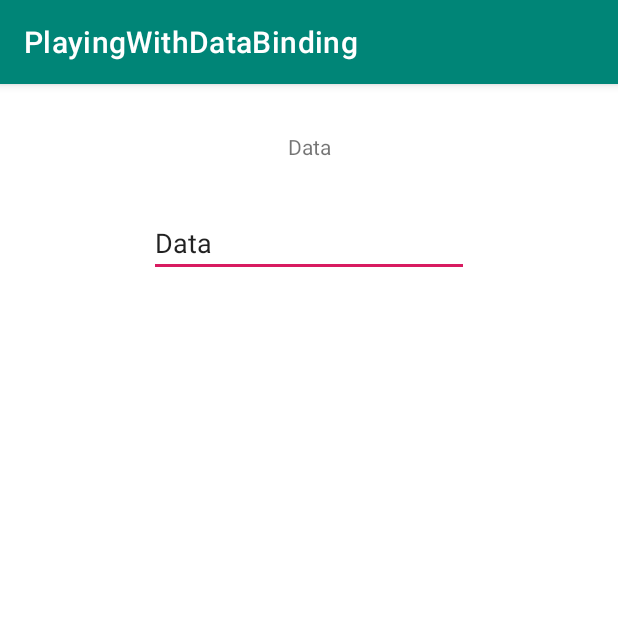
After one commit to Iamsdt/PlayingWithDataBinding, an Android app: the ObserableActivity screen opened directly, with no data from a screen before it, on a phone screen of 412 x 824 dp, the top half of it. The commit adds this screen. Run offline under Robolectric (Android 15) with nearby library versions, the phone set to English and light mode, and no system bars; our stand-ins replace data binding.

Commit message:
Observe object
Took 23 minutes

```diff
--- a/app/src/main/AndroidManifest.xml
+++ b/app/src/main/AndroidManifest.xml
@@ -12,6 +12,8 @@
             android:roundIcon="@mipmap/ic_launcher_round"
             android:supportsRtl="true"
             android:theme="@style/AppTheme">
+        <activity android:name=".ObserableActivity">
+        </activity>
         <activity android:name=".ArchComActivity">
         </activity>
         <activity android:name=".BindingAdapterActivity">
--- a/app/src/main/java/com/iamsdt/playingwithdatabinding/MainActivity.kt
+++ b/app/src/main/java/com/iamsdt/playingwithdatabinding/MainActivity.kt
@@ -15,6 +15,6 @@ class MainActivity : AppCompatActivity() {
         binding = DataBindingUtil.setContentView(this, R.layout.activity_main)
         val model = MyModel(listOf("", "Trafder", "", "", ""))
         binding.model = model
-        nextActivity<ArchComActivity>()
+        nextActivity<ObserableActivity>()
     }
 }
--- /dev/null
+++ b/app/src/main/java/com/iamsdt/playingwithdatabinding/ObserableActivity.kt
@@ -0,0 +1,17 @@
+package com.iamsdt.playingwithdatabinding
+
+import androidx.appcompat.app.AppCompatActivity
+import android.os.Bundle
+import androidx.databinding.DataBindingUtil
+import com.iamsdt.playingwithdatabinding.databinding.ActivityObserableBinding
+
+class ObserableActivity : AppCompatActivity() {
+
+    private lateinit var binding: ActivityObserableBinding
+
+    override fun onCreate(savedInstanceState: Bundle?) {
+        super.onCreate(savedInstanceState)
+        binding = DataBindingUtil.setContentView(this, R.layout.activity_obserable)
+        binding.student = Student("Data")
+    }
+}
--- /dev/null
+++ b/app/src/main/java/com/iamsdt/playingwithdatabinding/ObserverViewModel.kt
@@ -0,0 +1,4 @@
+package com.iamsdt.playingwithdatabinding
+
+import androidx.databinding.BaseObservable
+import androidx.lifecycle.ViewModel
--- /dev/null
+++ b/app/src/main/java/com/iamsdt/playingwithdatabinding/Student.kt
@@ -0,0 +1,18 @@
+package com.iamsdt.playingwithdatabinding
+
+import androidx.databinding.BaseObservable
+import androidx.databinding.Bindable
+
+class Student(
+    var _name: String
+) : BaseObservable() {
+
+    var name: String
+        @Bindable
+        get() = _name
+        set(value) {
+            _name = value
+            notifyPropertyChanged(BR.name)
+        }
+
+}
--- /dev/null
+++ b/app/src/main/res/layout/activity_obserable.xml
@@ -0,0 +1,35 @@
+<?xml version="1.0" encoding="utf-8"?>
+<layout
+        xmlns:android="http://schemas.android.com/apk/res/android"
+        xmlns:tools="http://schemas.android.com/tools"
+        xmlns:app="http://schemas.android.com/apk/res-auto">
+
+    <data>
+        <variable name="student"
+                  type="com.iamsdt.playingwithdatabinding.Student"/>
+
+    </data>
+
+    <androidx.constraintlayout.widget.ConstraintLayout
+            android:layout_width="match_parent"
+            android:layout_height="match_parent"
+            tools:context=".ObserableActivity">
+
+        <TextView
+                android:text="@{student.name}"
+                android:layout_width="wrap_content"
+                android:layout_height="wrap_content"
+                android:id="@+id/textView11" app:layout_constraintEnd_toEndOf="parent"
+                app:layout_constraintStart_toStartOf="parent"
+                android:layout_marginTop="32dp" app:layout_constraintTop_toTopOf="parent"/>
+        <EditText
+                android:layout_width="wrap_content"
+                android:layout_height="wrap_content"
+                android:inputType="textPersonName"
+                android:text="@={student.name}"
+                android:ems="10"
+                app:layout_constraintStart_toStartOf="parent"
+                app:layout_constraintEnd_toEndOf="parent" android:id="@+id/editText2"
+                app:layout_constraintTop_toBottomOf="@+id/textView11" android:layout_marginTop="32dp"/>
+    </androidx.constraintlayout.widget.ConstraintLayout>
+</layout>
```
